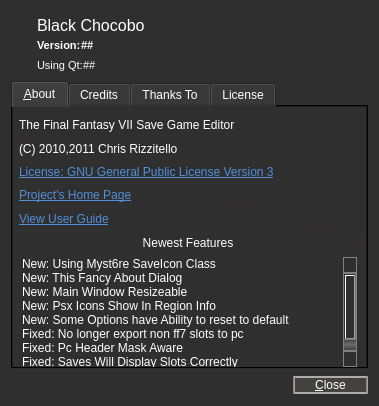
Before: the Qt Designer form about.ui in sithlord48/blackchocobo, drawn with Qt 5.
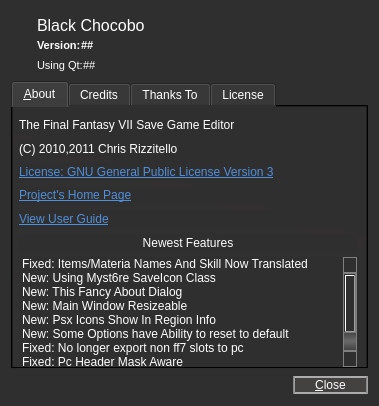
After: the same form once the commit is applied. Icons and pictures are not drawn.

Commit message: Fixed remaning untranslated items, moved item and materia list to globals.h, updated version number. language update, slot header cleaning when clearslot is called

Diff of the .ui file:
```diff
--- a/about.ui
+++ b/about.ui
@@ -442,6 +442,11 @@
          <property name="selectionMode">
           <enum>QAbstractItemView::NoSelection</enum>
          </property>
+         <item>
+          <property name="text">
+           <string>Fixed: Items/Materia Names And Skill Now Translated</string>
+          </property>
+         </item>
          <item>
           <property name="text">
            <string>New: Using Myst6re SaveIcon Class</string>
```
Left out of the diff: 6 changed lines with no effect on the pictures. The commit also changes 10 other files.
